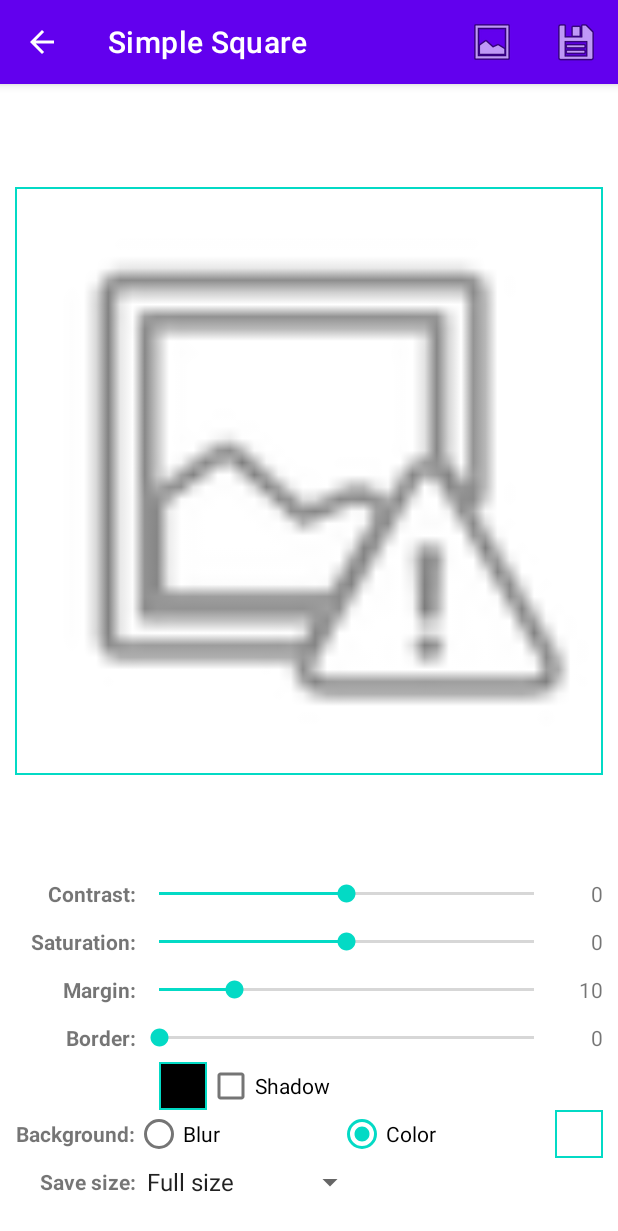
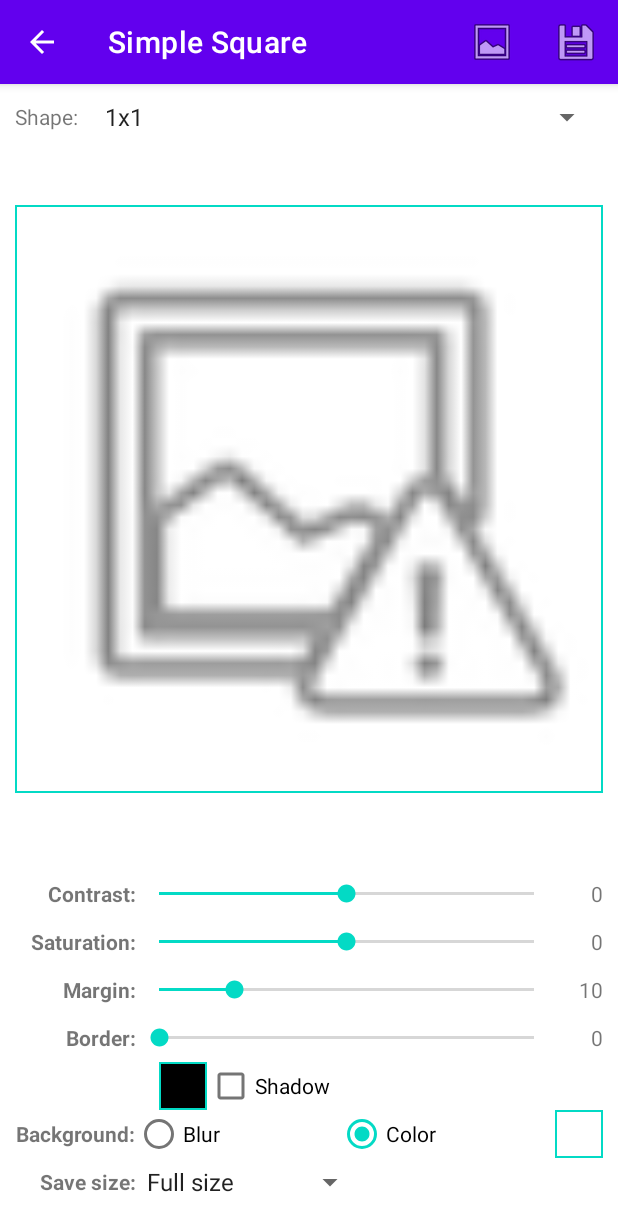
Before and after one commit to danopdev/SimpleSquare, an Android app: the screen it shows after launch (MainActivity), on a phone screen of 412 x 824 dp. Shown: the top 1231 px of the screen. Run offline under Robolectric (Android 15) with nearby library versions, the phone set to English and light mode, and no system bars; our stand-ins replace data binding; 3 statements that could not run were skipped.

```diff
--- a/app/src/main/java/com/dan/simplesquare/Settings.kt
+++ b/app/src/main/java/com/dan/simplesquare/Settings.kt
@@ -38,6 +38,11 @@ class Settings(private val activity: MainActivity) {
 
         private const val SAVE_SIZE_KEY = "saveSize"
         const val DEFAULT_SAVE_SIZE = 0
+
+        const val SHAPE_1x1 = 0
+        const val SHAPE_4x5 = 1
+        private const val SHAPE_KEY = "shape"
+        const val DEFAULT_SHAPE = SHAPE_1x1
     }
 
     private var contrast_ = DEFAULT_CONTRAST
@@ -54,7 +59,17 @@ class Settings(private val activity: MainActivity) {
 
     private var saveSize_ = DEFAULT_SAVE_SIZE
 
+    private var shape_ = DEFAULT_SHAPE
+
     private var dirty = false
+
+    var shape: Int
+        get() = shape_
+        set(value) {
+            if (shape_ == value) return
+            shape_ = value
+            dirty = true
+        }
 
     var contrast: Int
         get() = contrast_
@@ -152,6 +167,8 @@ class Settings(private val activity: MainActivity) {
         backgroundColor_ = preferences.getInt(BACKGROUND_COLOR_KEY, backgroundColor_)
 
         saveSize_ = preferences.getInt(SAVE_SIZE_KEY, saveSize_)
+
+        shape_ = preferences.getInt(SHAPE_KEY, shape_)
     }
 
     fun save() {
@@ -174,6 +191,8 @@ class Settings(private val activity: MainActivity) {
 
         editor.putInt(SAVE_SIZE_KEY, saveSize_)
 
+        editor.putInt(SHAPE_KEY, shape_)
+
         editor.apply()
 
         dirty = false
--- a/app/src/main/res/layout/activity_main.xml
+++ b/app/src/main/res/layout/activity_main.xml
@@ -11,7 +11,29 @@
         android:paddingTop="10dp"
         android:paddingRight="10dp">
 
+        <LinearLayout
+            android:layout_width="match_parent"
+            android:layout_height="wrap_content"
+            android:gravity="center_vertical"
+            android:orientation="horizontal">
+
+            <TextView
+                android:id="@+id/textView"
+                android:layout_width="wrap_content"
+                android:layout_height="wrap_content"
+                android:text="Shape:" />
+
+            <Spinner
+                android:id="@+id/spinnerShape"
+                android:layout_width="match_parent"
+                android:layout_height="wrap_content"
+                android:layout_marginLeft="10dp"
+                android:layout_weight="1"
+                android:entries="@array/shapes" />
+        </LinearLayout>
+
         <androidx.constraintlayout.widget.ConstraintLayout
+            android:id="@+id/frameMainLayout"
             android:layout_width="match_parent"
             android:layout_height="0dp"
             android:layout_weight="1">
--- a/app/src/main/res/values/strings.xml
+++ b/app/src/main/res/values/strings.xml
@@ -22,4 +22,9 @@
         <item>1920</item>
         <item>1080</item>
     </string-array>
+
+    <string-array name="shapes">
+        <item>1x1</item>
+        <item>4x5</item>
+    </string-array>
 </resources>
```
Also changed, not shown: app/src/main/java/com/dan/simplesquare/MainActivity.kt (+95 -35 lines).
